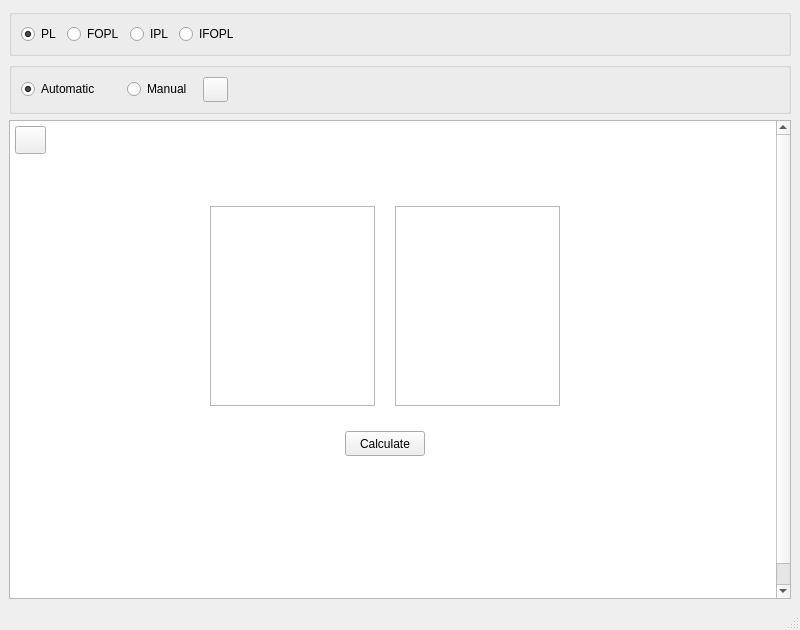
Qt form src/view/mainwindow.ui (oIi123/TableauxProver) before a commit.
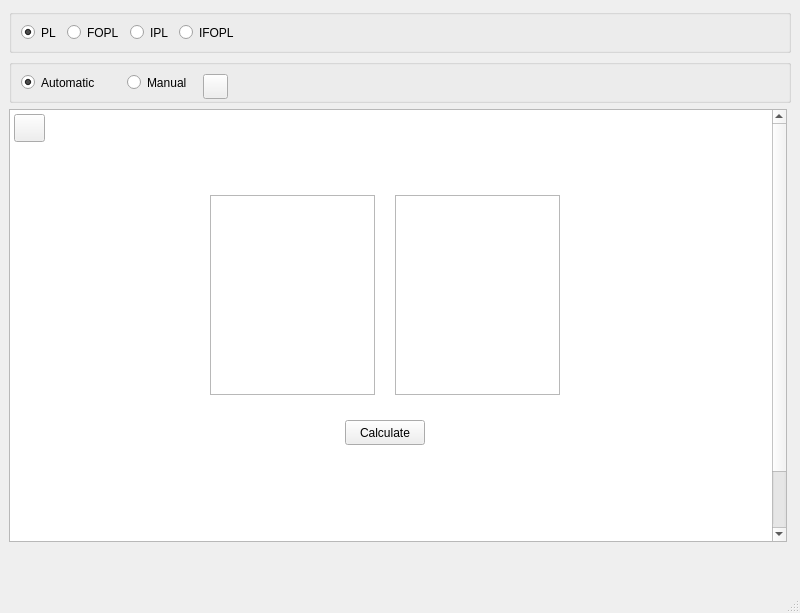
The same form after that commit. Icons and pictures are not drawn.

Commit message: cancel button fixed to upper left of scroll area

```diff
--- a/src/view/mainwindow.ui
+++ b/src/view/mainwindow.ui
@@ -7,7 +7,7 @@
     <x>0</x>
     <y>0</y>
     <width>800</width>
-    <height>630</height>
+    <height>613</height>
    </rect>
   </property>
   <property name="windowTitle">
@@ -17,6 +17,12 @@
    <layout class="QVBoxLayout" name="verticalLayout_2">
     <item>
      <widget class="QGroupBox" name="logic_type_gb">
+      <property name="maximumSize">
+       <size>
+        <width>16777215</width>
+        <height>44</height>
+       </size>
+      </property>
       <layout class="QHBoxLayout" name="horizontalLayout_2">
        <item>
         <widget class="QRadioButton" name="pl_radio_btn">
@@ -97,6 +103,12 @@
     </item>
     <item>
      <widget class="QGroupBox" name="calc_mode_gb">
+      <property name="maximumSize">
+       <size>
+        <width>16777215</width>
+        <height>44</height>
+       </size>
+      </property>
       <layout class="QHBoxLayout" name="horizontalLayout">
        <property name="sizeConstraint">
         <enum>QLayout::SetDefaultConstraint</enum>
@@ -186,7 +198,22 @@
      </widget>
     </item>
     <item>
+     <widget class="QWidget" name="widget" native="true">
+      <property name="minimumSize">
+       <size>
+        <width>0</width>
+        <height>433</height>
+       </size>
+      </property>
      <widget class="QScrollArea" name="scrollArea">
+       <property name="geometry">
+        <rect>
+         <x>0</x>
+         <y>0</y>
+         <width>778</width>
+         <height>433</height>
+        </rect>
+       </property>
       <property name="minimumSize">
        <size>
         <width>0</width>
@@ -207,7 +234,7 @@
         <rect>
          <x>0</x>
          <y>0</y>
-         <width>763</width>
+          <width>755</width>
          <height>500</height>
         </rect>
        </property>
@@ -222,24 +249,6 @@
 	background-color: rgb(255, 255, 255);
 }</string>
        </property>
-       <widget class="QPushButton" name="reset_btn">
-        <property name="geometry">
-         <rect>
-          <x>5</x>
-          <y>5</y>
-          <width>31</width>
-          <height>28</height>
-         </rect>
-        </property>
-        <property name="styleSheet">
-         <string notr="true">#reset_btn {
-	qproperty-icon: url(src/view/images/stornieren.svg);
-}</string>
-        </property>
-        <property name="text">
-         <string/>
-        </property>
-       </widget>
        <widget class="QTextEdit" name="inital_right_exprs_text_edit">
         <property name="geometry">
          <rect>
@@ -278,6 +287,25 @@
        </widget>
       </widget>
      </widget>
+      <widget class="QPushButton" name="reset_btn">
+       <property name="geometry">
+        <rect>
+         <x>5</x>
+         <y>5</y>
+         <width>31</width>
+         <height>28</height>
+        </rect>
+       </property>
+       <property name="styleSheet">
+        <string notr="true">#reset_btn {
+	qproperty-icon: url(src/view/images/stornieren.svg);
+}</string>
+       </property>
+       <property name="text">
+        <string/>
+       </property>
+      </widget>
+     </widget>
     </item>
    </layout>
   </widget>
```
Left out of the diff: 2 changed lines with no effect on the pictures. Lines whose indentation alone changed are shown as unchanged. The commit also changes 1 other file.
